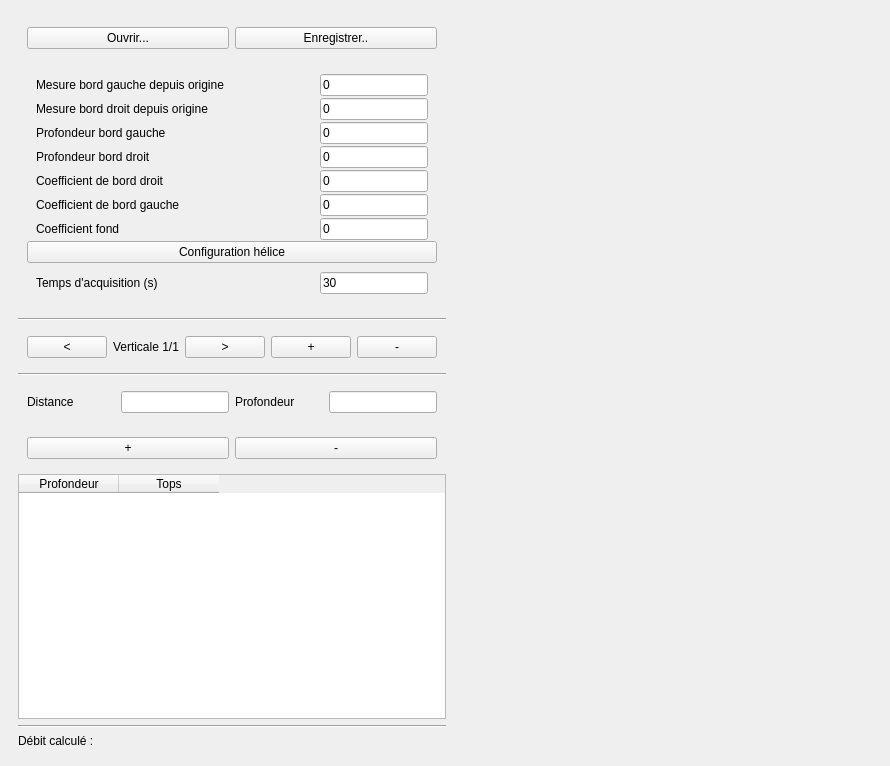
Before: the Qt Designer form mainwindow.ui in vincentheynderickx/depjau-v2, drawn with Qt 5.
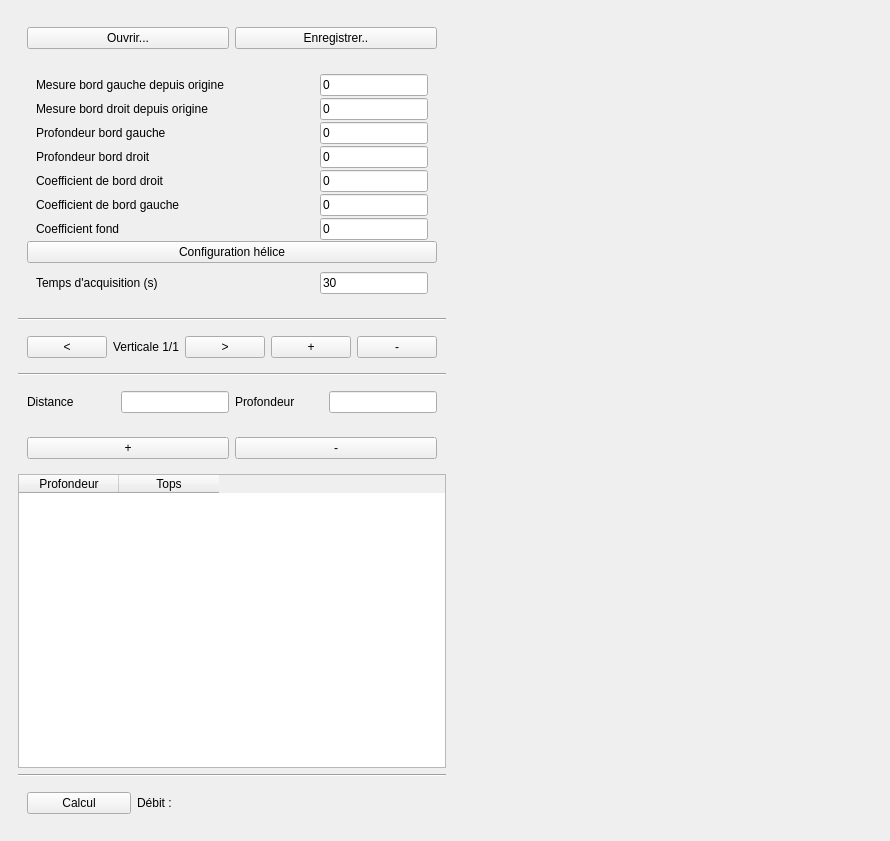
After: the same form once the commit is applied. Custom widgets are drawn as their Qt base class.

Commit message: add calcul button to bypass cacul problem

Diff of the .ui file:
```diff
--- a/mainwindow.ui
+++ b/mainwindow.ui
@@ -7,9 +7,15 @@
     <x>0</x>
     <y>0</y>
     <width>890</width>
-    <height>766</height>
+    <height>841</height>
    </rect>
   </property>
+  <property name="sizePolicy">
+   <sizepolicy hsizetype="Maximum" vsizetype="Maximum">
+    <horstretch>0</horstretch>
+    <verstretch>0</verstretch>
+   </sizepolicy>
+  </property>
   <property name="maximumSize">
    <size>
     <width>16777215</width>
@@ -498,10 +504,35 @@
         </widget>
        </item>
        <item>
-        <widget class="QLabel" name="debit">
-         <property name="text">
-          <string>Débit calculé : </string>
-         </property>
+        <widget class="QWidget" name="widget_4" native="true">
+         <layout class="QHBoxLayout" name="horizontalLayout_14">
+          <item>
+           <widget class="QPushButton" name="pushButton">
+            <property name="text">
+             <string>Calcul</string>
+            </property>
+           </widget>
+          </item>
+          <item>
+           <widget class="QLabel" name="debit">
+            <property name="sizePolicy">
+             <sizepolicy hsizetype="Fixed" vsizetype="Preferred">
+              <horstretch>0</horstretch>
+              <verstretch>0</verstretch>
+             </sizepolicy>
+            </property>
+            <property name="minimumSize">
+             <size>
+              <width>300</width>
+              <height>0</height>
+             </size>
+            </property>
+            <property name="text">
+             <string>Débit : </string>
+            </property>
+           </widget>
+          </item>
+         </layout>
         </widget>
        </item>
       </layout>
```
Left out of the diff: 10 changed lines with no effect on the pictures. The commit also changes 2 other files.
